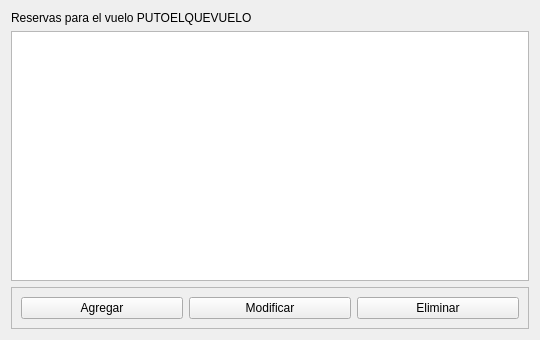
Old version of the form svr/ui/reservas.ui in the repository diegomarcov/svr.
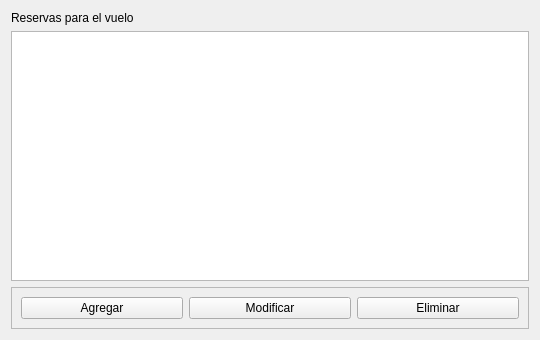
New version of the form.

Commit message: agregado las imagenes de las interfaces

```diff
--- a/svr/ui/reservas.ui
+++ b/svr/ui/reservas.ui
@@ -17,7 +17,7 @@
    <item>
     <widget class="QLabel" name="label">
      <property name="text">
-      <string>Reservas para el vuelo PUTOELQUEVUELO</string>
+      <string>Reservas para el vuelo</string>
      </property>
     </widget>
    </item>
```
The commit also changes 7 other files.
